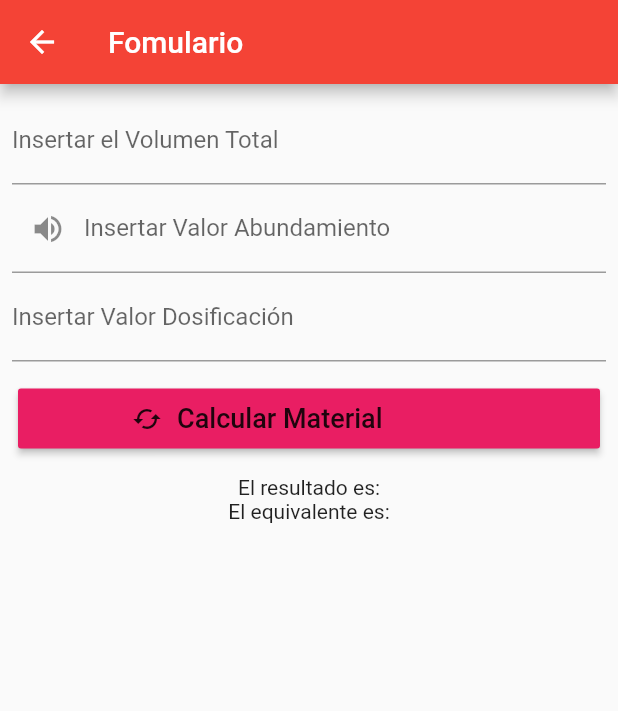
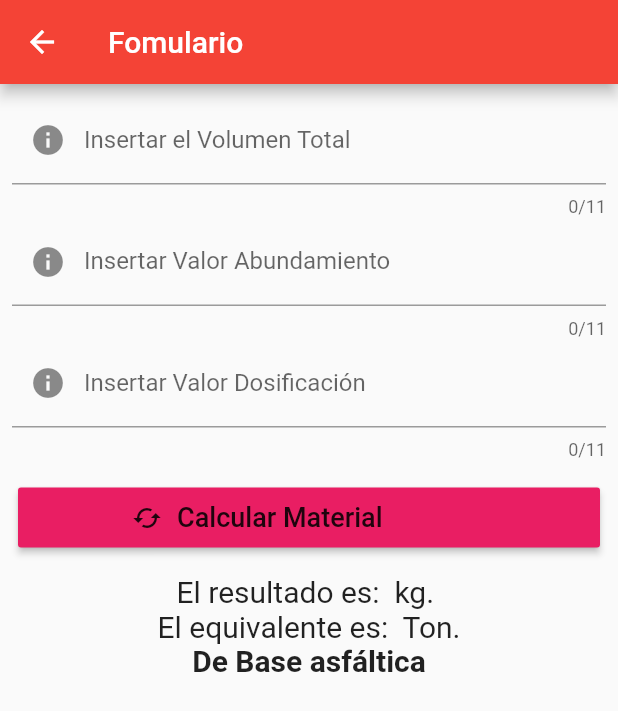
Before and after one commit to fragoso94/proyecto_codias, a Flutter app: the screen it shows after launch, tab 2 chosen, after a tap on "BASE ASFÁLTICA", on a phone screen of 412 x 824 dp. Shown: the top 711 px of the screen. Run offline on Flutter 3.47's test engine with Material 2 defaults, Android fonts, the light colour scheme and no system bars; our stand-ins replace fluttertoast, splashscreen.

Commit message:
e implemento la primera parte de base asfaltico y se agrego el tab de cotizaciones

```diff
--- a/lib/Pages/Calculo.dart
+++ b/lib/Pages/CalculoScreen.dart
@@ -20,7 +20,7 @@ class Calculo extends StatelessWidget {
                 child: RaisedButton(
                   child: Text('BASE ASFÁLTICA', style: TextStyle(fontSize: 12.0, fontWeight: FontWeight.bold, color: Colors.white),),
                   color: Colors.red,
-                  onPressed: ()=> Navigator.push(context, MaterialPageRoute(builder: (context) => FormScreen()),)
+                  onPressed: ()=> Navigator.push(context, MaterialPageRoute(builder: (context) => BaseAsfaltica()),)
                 ),
               ),
               ButtonTheme(
--- a/lib/Pages/FormScreen.dart
+++ b/lib/Pages/FormScreen.dart
@@ -1,22 +1,36 @@
 import 'package:flutter/material.dart';
 import 'package:fluttertoast/fluttertoast.dart';
+import '../Logic/Operaciones.dart';
 
-class FormScreen extends StatefulWidget{
-  _FormScreen createState() => _FormScreen();
+class BaseAsfaltica extends StatefulWidget{
+  _BaseAsfaltica createState() => _BaseAsfaltica();
 }
 
-class _FormScreen extends State<FormScreen>{
+class _BaseAsfaltica extends State<BaseAsfaltica>{
   final _formKey = GlobalKey<FormState>();
 
   TextEditingController volumenTotalCtrl = TextEditingController();
-  TextEditingController valorAundamientoCtrl = TextEditingController();
+  TextEditingController valorAbundamientoCtrl = TextEditingController();
   TextEditingController  valorDosificadoCtrl = TextEditingController();
-  String valor = "";
+  String _total = "";
+  String _equivalente = "";
+  var valores = [];
+
   //funcion para guardar desde el boton
   void onSubmitForm(){
-    //foto: basename(fileImage.path),
-    print("asdasdajsldjajsjdaksjdla");
-    print(volumenTotalCtrl.text);
+      Operaciones valor = new Operaciones();
+      //conviertiendo de tipo text a entero;
+      double volumen = double.parse(volumenTotalCtrl.text);
+      double abundamiento = double.parse(valorAbundamientoCtrl.text);
+      double desificacion = double.parse(valorDosificadoCtrl.text);
+      valores = valor.CalcularTotal(volumen, abundamiento, desificacion);
+      print(valores[0]);
+      print(valores[1]);
+      setState((){
+          _total = valores[0].toString();
+          _equivalente = valores[1].toString();
+        }
+      );
   }
 
   @override
@@ -36,29 +50,39 @@ class _FormScreen extends State<FormScreen>{
                 children: <Widget>[
                   TextFormField(
                     controller: volumenTotalCtrl,
-                    decoration: InputDecoration(labelText: "Insertar el Volumen Total",),
-                    keyboardType: TextInputType.number,
+                    decoration: InputDecoration(
+                      prefixIcon: IconButton(
+                        icon: Icon(Icons.info),
+                        tooltip: 'Volumen Total',
+                        onPressed: () {
+                          alertMsg(context, "Volumen Total.");
+                        },
+                      ),
+                      labelText: "Insertar el Volumen Total",),
+                    maxLength: 11,
+                    keyboardType: TextInputType.numberWithOptions(decimal: true),
                     validator: (value) {
                       if (value.isEmpty) {
-                        return 'El campo volumen tota es requerido.';
+                        return 'El campo volumen total es requerido.';
                       }
                       return null;
                     },
                   ),
                   TextFormField(
-                    controller: valorAundamientoCtrl,
+                    controller: valorAbundamientoCtrl,
                     decoration: InputDecoration(
                       prefixIcon: IconButton(
-                        icon: Icon(Icons.volume_up),
-                        tooltip: 'Información',
+                        icon: Icon(Icons.info),
+                        tooltip: 'Valor Abundamiento',
                         onPressed: () {
-                          alertMsg(context, "Información.");
+                          alertMsg(context, "Valor Abundamiento.");
                         },
                       ),
                       labelText: "Insertar Valor Abundamiento",
                         //border: OutlineInputBorder()
                     ),
-                    keyboardType: TextInputType.number,
+                    maxLength: 11,
+                    keyboardType: TextInputType.numberWithOptions(decimal: true),
                     validator: (value) {
                       if (value.isEmpty) {
                         return 'El campo Valor Abundamiento es requerido.';
@@ -68,8 +92,17 @@ class _FormScreen extends State<FormScreen>{
                   ),
                   TextFormField(
                     controller: valorDosificadoCtrl,
-                    decoration: InputDecoration(labelText: "Insertar Valor Dosificación",),
-                    keyboardType: TextInputType.number,
+                    decoration: InputDecoration(
+                      prefixIcon: IconButton(
+                        icon: Icon(Icons.info),
+                        tooltip: 'Valor Dosificación',
+                        onPressed: () {
+                          alertMsg(context, "Valor Dosificación.");
+                        },
+                      ),
+                      labelText: "Insertar Valor Dosificación",),
+                    maxLength: 11,
+                    keyboardType: TextInputType.numberWithOptions(decimal: true),
                     validator: (value) {
                       if (value.isEmpty) {
                         return 'El campo Valor Dosificación es requerido.';
@@ -101,18 +134,17 @@ class _FormScreen extends State<FormScreen>{
                       onPressed: (){
                         if(_formKey.currentState.validate()){
                           onSubmitForm();
-                          //Scaffold.of(context).showSnackBar(SnackBar(content: Text('Guardado'),));
-                          msgToast("Calculando.");
+                          //msgToast("Calculando.");
                         }else{
                           msgToast("Faltan datos para procesar la petición.");
-                          //alertMsg(context, "hello");
                         }
                       },
                     ),
                   ),
                   SizedBox(height: 10.0,),
-                    Text("El resultado es:"),
-                    Text("El equivalente es:")
+                    Text("El resultado es: $_total kg. ", style: TextStyle(fontSize: 20.0),),
+                    Text("El equivalente es: $_equivalente Ton.", style: TextStyle(fontSize: 20.0),),
+                    Text("De Base asfáltica", style: TextStyle(fontSize: 20.0, fontWeight: FontWeight.bold),),
                 ],
               ),
           )
--- a/lib/main.dart
+++ b/lib/main.dart
@@ -1,7 +1,8 @@
 import 'package:flutter/material.dart';
 import 'package:splashscreen/splashscreen.dart';
-import 'Pages/Calculo.dart';
-import 'Pages/Home.dart';
+import 'Pages/CalculoScreen.dart';
+import 'Pages/HomeScreen.dart';
+import 'Pages/CotizacionScreen.dart';
 
 void main(){
   runApp(new MaterialApp(
@@ -42,7 +43,7 @@ class AfterSplash extends StatelessWidget {
   Widget build(BuildContext context) {
     return MaterialApp(
       home: DefaultTabController(
-        length: 2,
+        length: 3,
         child: Scaffold(
           appBar: AppBar(
             backgroundColor: Colors.red,
@@ -50,6 +51,7 @@ class AfterSplash extends StatelessWidget {
               tabs: [
                 Tab(icon: Icon(Icons.home), text: "Inicio"),
                 Tab(icon: Icon(Icons.texture), text: "Calculo"),
+                Tab(icon: Icon(Icons.content_paste), text: "Cotizador"),
               ],
             ),
             title: Text('CODIAS DIGITAL'),
@@ -57,8 +59,8 @@ class AfterSplash extends StatelessWidget {
           body: TabBarView(
             children: [
               Home(),
-              //empieza el egundo tap bar
               Calculo(),
+              CotizacionScreen(),
             ],
           ),
         ),
--- a/pubspec.yaml
+++ b/pubspec.yaml
@@ -45,6 +45,9 @@ flutter:
   # To add assets to your application, add an assets section, like this:
   assets:
     - images/logo.jpg
+    - images/instagram.png
+    - images/facebook.jpg
+    - images/youtube.png
   #  - images/a_dot_ham.jpeg
 
   # An image asset can refer to one or more resolution-specific "variants", see
```
Also changed, not shown: lib/Logic/Operaciones.dart (added, +18 -0 lines), lib/Pages/CotizacionScreen.dart (added, +21 -0 lines), images/facebook.jpg (added), images/instagram.png (added), images/youtube.png (added), lib/Pages/HomeScreen.dart (renamed from lib/Pages/Home.dart), pubspec.lock, 2 other files.
